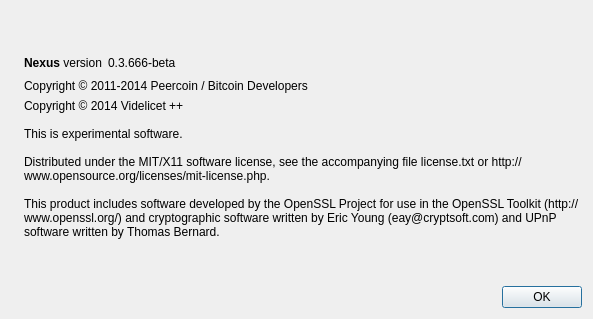
This is src/qt/forms/aboutdialog.ui in Nexusoft/Legacy as Qt 5 draws it before an edit. The edited form follows.
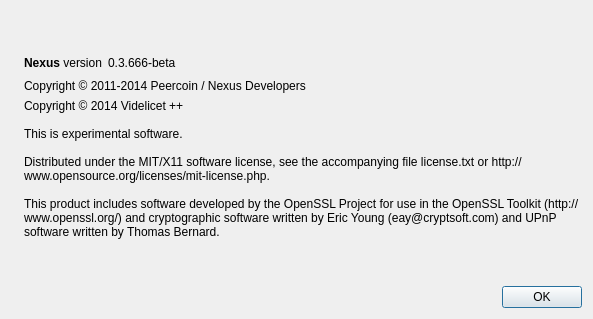
This is the edited form. Icons and pictures are not drawn.

```diff
--- a/src/qt/forms/aboutdialog.ui
+++ b/src/qt/forms/aboutdialog.ui
@@ -88,7 +88,7 @@
      <item>
       <widget class="QLabel" name="label_nexus_copyright">
        <property name="text">
-        <string>Copyright © 2011-2014 Peercoin / Bitcoin Developers</string>
+        <string>Copyright © 2011-2014 Peercoin / Nexus Developers</string>
        </property>
        <property name="wordWrap">
         <bool>true</bool>
```
